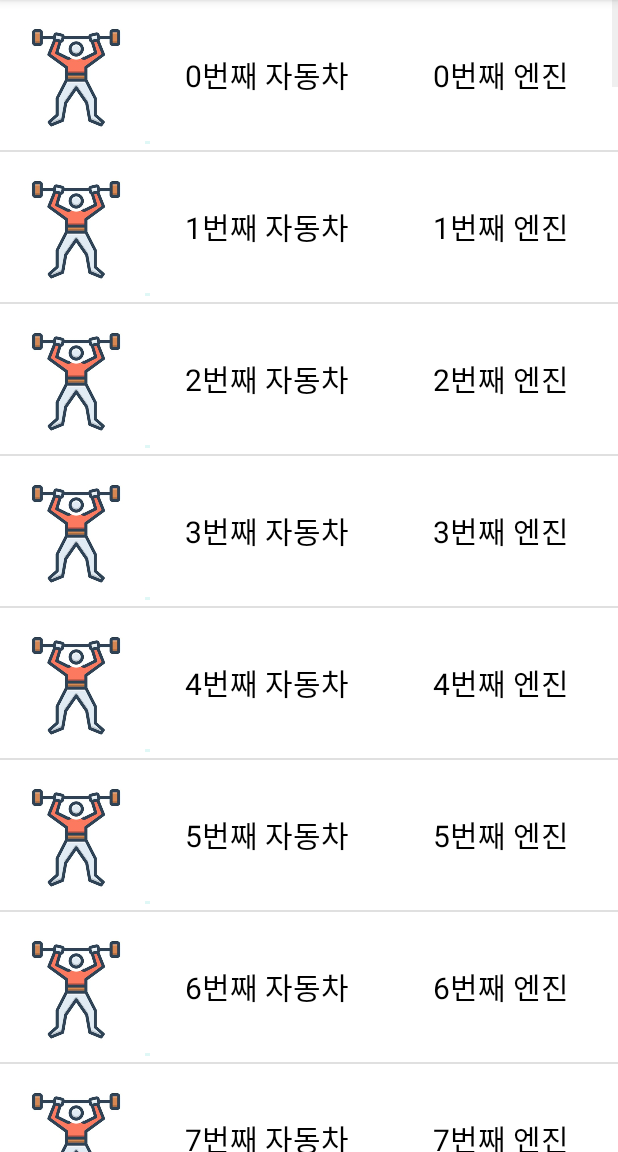
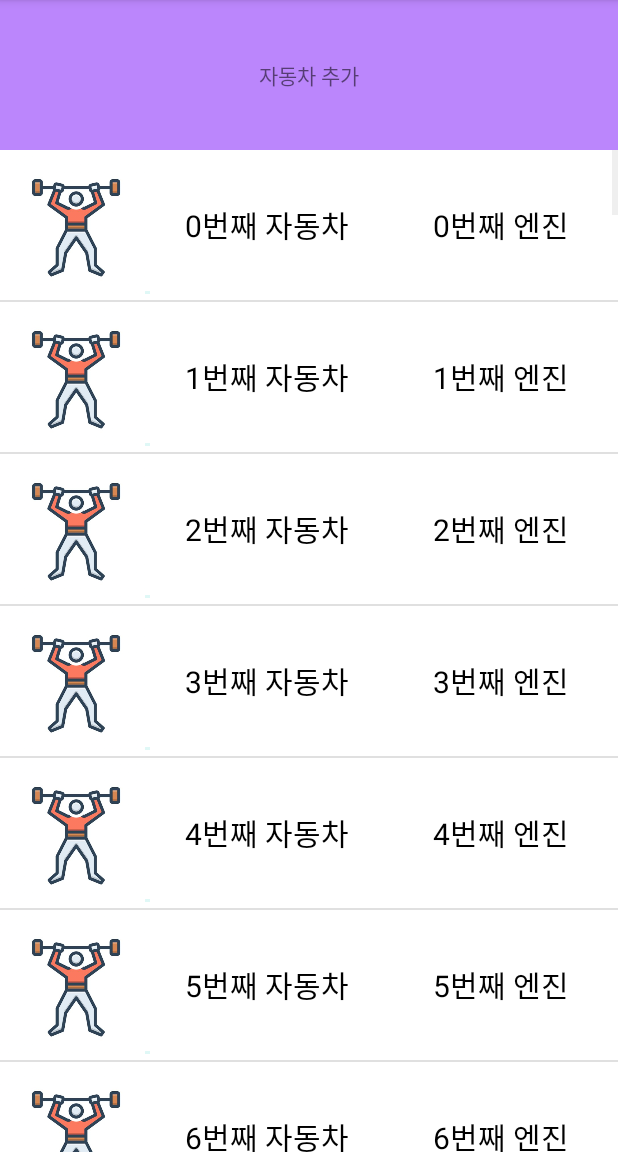
Before and after one commit to barti971219/android, an Android app: the ListViewActivity screen opened directly, with no data from a screen before it, on a phone screen of 412 x 824 dp, the part 84-1236 px from its top. Run offline under Robolectric (Android 15) with nearby library versions, the light colour scheme and no system bars.

Commit message:
Listview 2

```diff
--- a/MyApplication/app/src/main/java/com/hee/myapplication/ListViewActivity.kt
+++ b/MyApplication/app/src/main/java/com/hee/myapplication/ListViewActivity.kt
@@ -6,10 +6,8 @@ import android.os.Bundle
 import android.view.LayoutInflater
 import android.view.View
 import android.view.ViewGroup
-import android.widget.BaseAdapter
-import android.widget.ImageView
-import android.widget.ListView
-import android.widget.TextView
+import android.widget.*
+import androidx.recyclerview.widget.RecyclerView
 
 class ListViewActivity : AppCompatActivity() {
     override fun onCreate(savedInstanceState: Bundle?) {
@@ -31,8 +29,30 @@ class ListViewActivity : AppCompatActivity() {
             this
         )
 
+        // 어답터 장착 방법
         val listView = findViewById<ListView>(R.id.listView)
         listView.adapter = adapter
+
+        // 리스너 장착 방법
+        listView.setOnItemClickListener{parent, view, position, id ->
+            val car : Car = adapter.carList.get(position)
+            val nthCar = car.nthCar
+            val nthEngine = car.nthEngine
+
+            Toast.makeText(
+                this,
+                nthCar + "  " + nthEngine,
+                Toast.LENGTH_LONG
+            ).show()
+        }
+
+        // 데이터 갱신 방법
+        findViewById<TextView>(R.id.addCar).setOnClickListener{
+            adapter.carList.add(
+                Car("안녕 나는 차", "안녕 나는 엔진")
+            )
+            adapter.notifyDataSetChanged()
+        }
 
     }
 }
@@ -57,17 +77,53 @@ class ListViewAdapter(
     }
 
     override fun getView(position: Int, convertView: View?, parent: ViewGroup?): View {
-        // 해당 번째 뷰를 리턴
-        val view = layoutInflater.inflate(R.layout.car_item, null)
-        val carImage = view.findViewById<ImageView>(R.id.carImage)
-        val nthCar = view.findViewById<TextView>(R.id.nthCar)
-        val nthEngine = view.findViewById<TextView>(R.id.nthEngine)
+
+        val view : View
+        val holder : ViewHolder
+
+        if(convertView == null){
+            // 재활용 불가능
+            view = layoutInflater.inflate(R.layout.car_item, null)
+            holder = ViewHolder()
+            holder.carImage = view.findViewById(R.id.carImage)
+            holder.nthCar = view.findViewById(R.id.nthCar)
+            holder.nthEngine = view.findViewById(R.id.nthEngine)
+
+            view.tag = holder
+
+        }else{
+            // 재활용 가능
+            holder = convertView.tag as ViewHolder
+            view = convertView
+        }
 
         val car = carList.get(position)
-        carImage.setImageDrawable(context.resources.getDrawable(R.drawable.exercise, context.theme))
-        nthCar.text = car.nthCar
-        nthEngine.text = car.nthEngine
+        holder.carImage?.setImageDrawable(
+            context.resources.getDrawable(R.drawable.exercise)
+        )
+        holder.nthCar?.text = car.nthCar
+        holder.nthEngine?.text = car.nthEngine
+
+        return view
+
+
+        // 해당 번째 뷰를 리턴
+//        val view = layoutInflater.inflate(R.layout.car_item, null)
+//        val carImage = view.findViewById<ImageView>(R.id.carImage)
+//        val nthCar = view.findViewById<TextView>(R.id.nthCar)
+//        val nthEngine = view.findViewById<TextView>(R.id.nthEngine)
+//
+//        val car = carList.get(position)
+//        carImage.setImageDrawable(context.resources.getDrawable(R.drawable.exercise, context.theme))
+//        nthCar.text = car.nthCar
+//        nthEngine.text = car.nthEngine
 
         return view
     }
+
+    class ViewHolder{
+        var carImage : ImageView? = null
+        var nthCar : TextView? = null
+        var nthEngine : TextView? = null
+    }
 }
--- a/MyApplication/app/src/main/java/안드로이드_기능/13-ListView.txt
+++ b/MyApplication/app/src/main/java/안드로이드_기능/13-ListView.txt
@@ -12,3 +12,7 @@ ListView
 AddView -> ListView -> RecyclerView
 1. 개발하기 쉽다 (개발자를 위함)
 2. 성능이 좋다 (고객을 위함)
+
+- 단점
+    - 비효율적이다 -> 데이터의 갯수만큼 inflate 해야한다
+    - inflate는 비용이 비싸다 -> 휴대폰의 리소스를 많이 차지한다
--- a/MyApplication/app/src/main/res/layout/activity_list_view.xml
+++ b/MyApplication/app/src/main/res/layout/activity_list_view.xml
@@ -4,7 +4,16 @@
     xmlns:tools="http://schemas.android.com/tools"
     android:layout_width="match_parent"
     android:layout_height="match_parent"
+    android:orientation="vertical"
     tools:context=".ListViewActivity">
+
+    <TextView
+        android:id="@+id/addCar"
+        android:layout_width="match_parent"
+        android:layout_height="100dp"
+        android:background="@color/purple_200"
+        android:gravity="center"
+        android:text="자동차 추가"/>
 
     <ListView
         android:id="@+id/listView"
```
